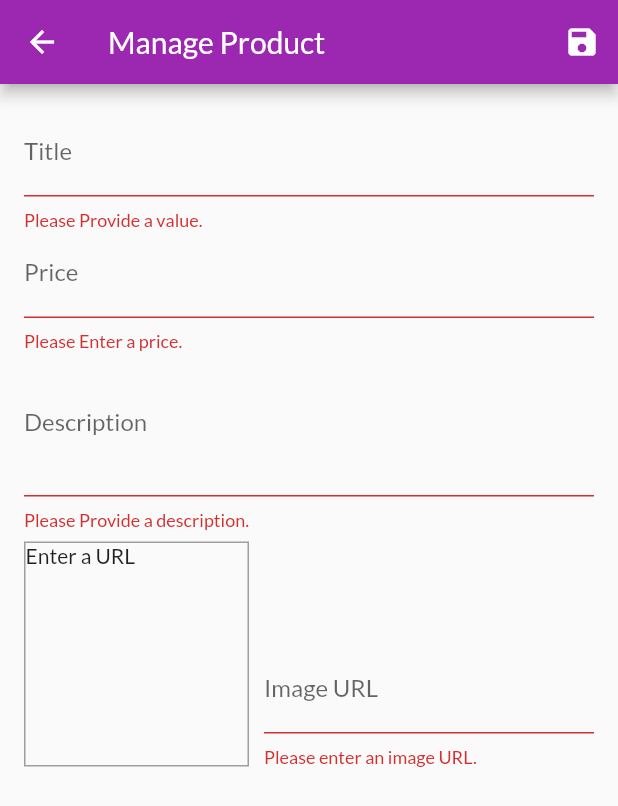
After one commit to yom-elect/Shop_Thrift_Mobile, a Flutter app: the ManageProduct screen opened by its route, after a tap on the "save" icon, on a phone screen of 412 x 824 dp. The commit adds this screen. Shown: the top 806 px of the screen. Run offline on Flutter 3.47's test engine with Material 2 defaults, Android fonts, the phone set to English and light mode, and no system bars; network calls fail.

Commit message:
User Input | Validation and Actions

```diff
--- a/lib/main.dart
+++ b/lib/main.dart
@@ -6,6 +6,8 @@ import './screens/product_overview.dart';
 import './screens/product_detail.dart';
 import './screens/cart.dart';
 import './screens/orders.dart';
+import './screens/user_products.dart';
+import './screens/manage_product.dart';
 
 // Provider Class
 import './providers/products.dart';
@@ -46,6 +48,8 @@ class MyApp extends StatelessWidget {
           ProductDetail.routeName: (ctx) => ProductDetail(),
           ShowCart.routeName: (ctx) => ShowCart(),
           ShowOrders.routeName: (ctx) => ShowOrders(),
+          UserProducts.routeName: (ctx) => UserProducts(),
+          ManageProduct.routeName: (ctx) => ManageProduct(),
         },
       ),
     );
--- /dev/null
+++ b/lib/screens/manage_product.dart
@@ -0,0 +1,200 @@
+import 'package:flutter/material.dart';
+
+import '../providers/product.dart';
+
+class ManageProduct extends StatefulWidget {
+  static const routeName = '/manage-products';
+
+  @override
+  _ManageProductState createState() => _ManageProductState();
+}
+
+class _ManageProductState extends State<ManageProduct> {
+  final _priceFocusNode = FocusNode();
+  final _descriptionFocusNode = FocusNode();
+  final _imageUrlController = TextEditingController();
+  final _form = GlobalKey<FormState>();
+  var _editedProduct = Product(
+    id: null,
+    title: '',
+    description: '',
+    price: 0.0,
+    imageUrl: '',
+  );
+
+  @override
+  void dispose() {
+    // FocusNode get saved in memory so required to be cleared to avoid
+    // Memory leaks
+    _priceFocusNode.dispose();
+    _descriptionFocusNode.dispose();
+    _imageUrlController.dispose();
+    super.dispose();
+  }
+
+  void _saveForm() {
+    final isValid = _form.currentState.validate();
+    if (isValid) {
+      _form.currentState.save();
+      print(_editedProduct.description);
+    }
+  }
+
+  @override
+  Widget build(BuildContext context) {
+    return Scaffold(
+        appBar: AppBar(
+          title: Text('Manage Product'),
+          actions: <Widget>[
+            IconButton(icon: Icon(Icons.save), onPressed: () => _saveForm()),
+          ],
+        ),
+        body: Padding(
+          padding: const EdgeInsets.all(16.0),
+          child: Form(
+            key: _form,
+            child: ListView(
+              children: <Widget>[
+                TextFormField(
+                  decoration: InputDecoration(labelText: 'Title'),
+                  textInputAction: TextInputAction.next,
+                  onFieldSubmitted: (_) {
+                    FocusScope.of(context).requestFocus(_priceFocusNode);
+                  },
+                  validator: (value) {
+                    if (value.isEmpty) {
+                      return 'Please Provide a value.';
+                    }
+                    return null;
+                  },
+                  onSaved: (value) {
+                    _editedProduct = Product(
+                      id: null,
+                      title: value,
+                      description: _editedProduct.description,
+                      price: _editedProduct.price,
+                      imageUrl: _editedProduct.imageUrl,
+                    );
+                  },
+                ),
+                TextFormField(
+                  decoration: InputDecoration(labelText: 'Price'),
+                  textInputAction: TextInputAction.next,
+                  keyboardType: TextInputType.number,
+                  focusNode: _priceFocusNode,
+                  onFieldSubmitted: (_) {
+                    FocusScope.of(context).requestFocus(_descriptionFocusNode);
+                  },
+                  validator: (value) {
+                    if (value.isEmpty) {
+                      return 'Please Enter a price.';
+                    }
+                    if (double.tryParse(value) == null) {
+                      return 'Please Enter a valid Number';
+                    }
+                    if (double.parse(value) <= 0) {
+                      return 'Please enter a Number greater than Zero';
+                    }
+                    return null;
+                  },
+                  onSaved: (value) {
+                    _editedProduct = Product(
+                      id: null,
+                      title: _editedProduct.title,
+                      description: _editedProduct.description,
+                      price: double.parse(value),
+                      imageUrl: _editedProduct.imageUrl,
+                    );
+                  },
+                ),
+                TextFormField(
+                  decoration: InputDecoration(labelText: 'Description'),
+                  maxLines: 3,
+                  keyboardType: TextInputType.multiline,
+                  focusNode: _descriptionFocusNode,
+                  validator: (value) {
+                    if (value.isEmpty) {
+                      return 'Please Provide a description.';
+                    }
+                    if (value.length < 10) {
+                      return 'Should be at least 10 characters long.';
+                    }
+                    return null;
+                  },
+                  onSaved: (value) {
+                    _editedProduct = Product(
+                      id: null,
+                      title: _editedProduct.title,
+                      description: value,
+                      price: _editedProduct.price,
+                      imageUrl: _editedProduct.imageUrl,
+                    );
+                  },
+                ),
+                Row(
+                  crossAxisAlignment: CrossAxisAlignment.end,
+                  children: <Widget>[
+                    Container(
+                      width: 150,
+                      height: 150,
+                      margin: const EdgeInsets.only(
+                        top: 8,
+                        right: 10,
+                      ),
+                      decoration: BoxDecoration(
+                        border: Border.all(width: 1, color: Colors.grey),
+                      ),
+                      child: _imageUrlController.text.isEmpty
+                          ? Text('Enter a URL')
+                          : FittedBox(
+                              child: Image.network(
+                                _imageUrlController.text,
+                                fit: BoxFit.cover,
+                              ),
+                            ),
+                    ),
+                    Expanded(
+                        child: TextFormField(
+                      decoration: InputDecoration(labelText: 'Image URL'),
+                      keyboardType: TextInputType.url,
+                      textInputAction: TextInputAction.done,
+                      controller: _imageUrlController,
+                      onEditingComplete: () {
+                        setState(() {});
+                      },
+                      onFieldSubmitted: (_) {
+                        _saveForm();
+                      },
+                      validator: (value) {
+                        if (value.isEmpty) {
+                          return 'Please enter an image URL.';
+                        }
+                        if (!value.startsWith('http') &&
+                            !value.startsWith('https')) {
+                          return 'Please enter a valid URL.';
+                        }
+                        if (!value.endsWith('.png') &&
+                            !value.endsWith('.jpg') &&
+                            !value.endsWith('.jpeg')) {
+                          return 'Please enter a valid URL.';
+                        }
+                        return null;
+                      },
+                      onSaved: (value) {
+                        _editedProduct = Product(
+                          id: null,
+                          title: _editedProduct.title,
+                          description: _editedProduct.description,
+                          price: _editedProduct.price,
+                          imageUrl: value,
+                        );
+                      },
+                    )),
+                  ],
+                ),
+              ],
+            ),
+          ),
+        ));
+  }
+}
--- a/lib/screens/product_overview.dart
+++ b/lib/screens/product_overview.dart
@@ -1,5 +1,5 @@
 import 'package:flutter/material.dart';
-import 'package:my_shop/widgets/app_drawer.dart';
+// import 'package:my_shop/widgets/app_drawer.dart';
 import 'package:provider/provider.dart';
 
 import '../screens/cart.dart';
```
Also changed, not shown: lib/providers/cart.dart (+19 -0 lines), lib/screens/user_products.dart (added, +44 -0 lines), lib/widgets/app_drawer.dart (+10 -0 lines), lib/widgets/cart_item.dart (+22 -0 lines), lib/widgets/product_item.dart (+14 -0 lines), lib/widgets/user_product_item.dart (added, +34 -0 lines).
